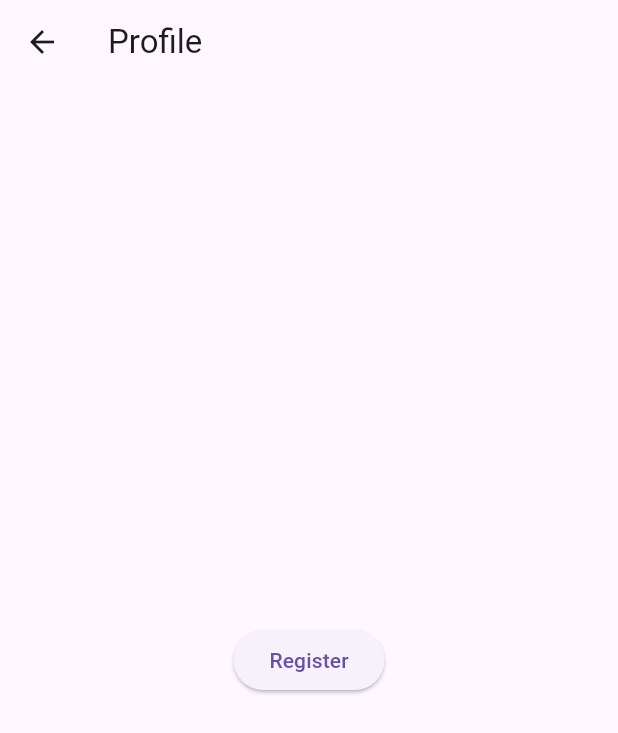
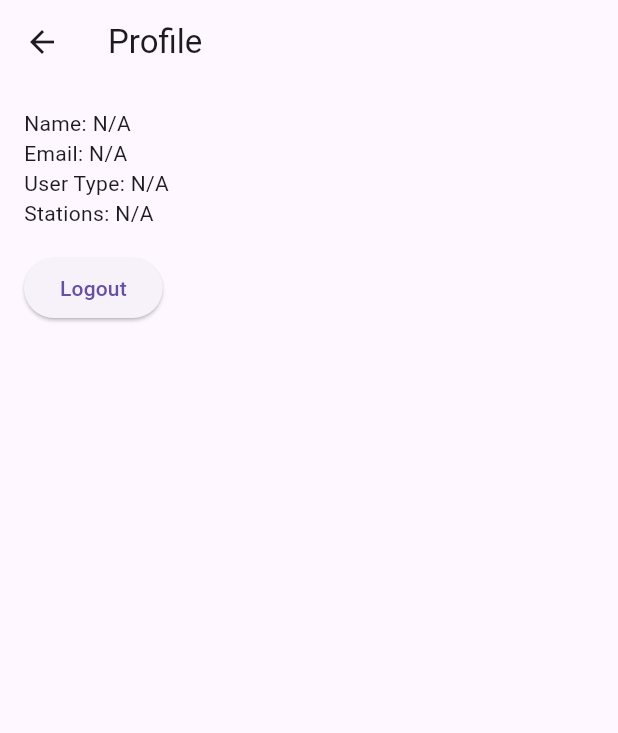
Before and after one commit to wallX/FEUP-MEIC-LGP, a Flutter app: the ProfilePage screen opened directly, on a phone screen of 412 x 824 dp. Shown: the top 733 px of the screen. Run offline on Flutter 3.47's test engine with Material 3 defaults, Android fonts, the phone set to English and light mode, and no system bars; our stand-ins replace cross_file, dio, file_picker, flutter_secure_storage, shared_preferences, video_player; missing offline and left inert: tus_client_dart, tusc; accounts and stored records are empty; statements that could not run were skipped.

Commit message:
removed register option from profile

```diff
--- a/app/lib/pages/profile_page.dart
+++ b/app/lib/pages/profile_page.dart
@@ -22,11 +22,6 @@ class _ProfilePageState extends State<ProfilePage> {
       body: Consumer<UserProvider>(
         builder: (context, userProvider, child) {
           final user = userProvider.user;
-          if (user == null) {
-            return Center(
-              child: _registerButton(),
-            );
-          }
           return _profileInfo(user);
         },
       ),
@@ -51,18 +46,6 @@ class _ProfilePageState extends State<ProfilePage> {
     );
   }
 
-  Widget _registerButton(){
-    return ElevatedButton(
-      onPressed: () {
-        Navigator.push(
-          context,
-          MaterialPageRoute(builder: (context) => const RegisterPage()),
-        );
-      },
-      child: const Text('Register'),
-    );
-  }
-
   Widget _logoutButton(){
     return ElevatedButton(
       onPressed: () {
```
